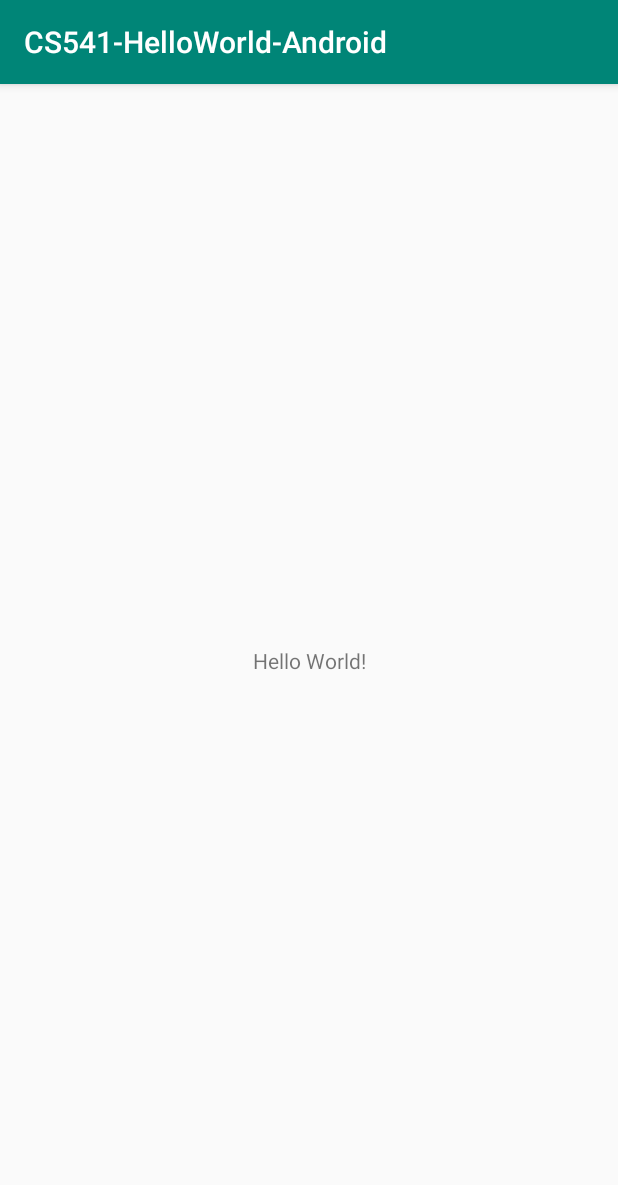
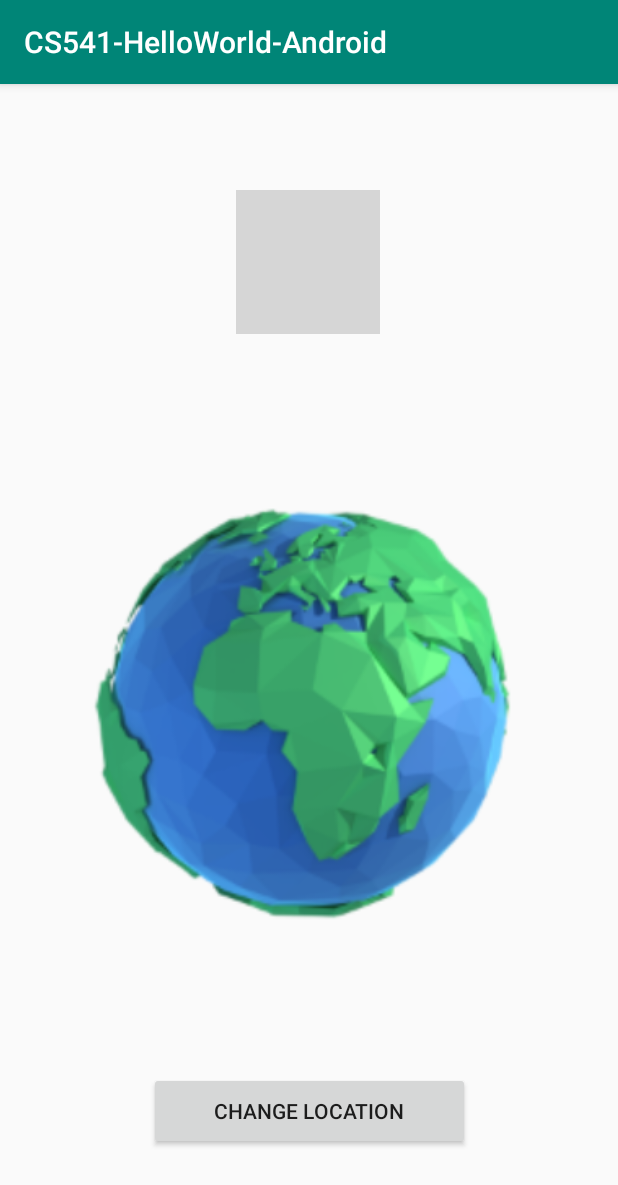
Before and after one commit to lalitmanwani/CS541HelloWorldAndroid, an Android app: the screen it shows after launch (MainActivity), on a phone screen of 412 x 824 dp. Shown: the top 1185 px of the screen. Run offline under Robolectric (Android 15) with nearby library versions, the phone set to English and light mode, and no system bars; grey boxes are pictures that could not be loaded.

Commit message:
Update 1.1 Change the Layout. Added  a New World image. Added a button for functionality.

```diff
--- a/app/src/main/java/com/example/cs541_helloworld_android/MainActivity.java
+++ b/app/src/main/java/com/example/cs541_helloworld_android/MainActivity.java
@@ -2,12 +2,60 @@ package com.example.cs541_helloworld_android;
 
 import android.support.v7.app.AppCompatActivity;
 import android.os.Bundle;
+import android.view.View;
+import android.widget.Button;
+import android.widget.ImageView;
+
+import java.util.Random;
 
 public class MainActivity extends AppCompatActivity {
+
+    private static ImageView nameimg;
+
+    String[] namepics = {"english","hindi"};
 
     @Override
     protected void onCreate(Bundle savedInstanceState) {
         super.onCreate(savedInstanceState);
         setContentView(R.layout.activity_main);
+        Button changebutton = (Button) findViewById(R.id.button2);
+        changebutton.setOnClickListener(new View.OnClickListener() {
+            public void onClick(View v) {
+                changeimg();
+            }
+        });
+
     }
+
+
+    Random x = new Random();
+
+
+
+
+
+    public void changeimg()
+    {
+
+        int n = x.nextInt(2);
+        nameimg = (ImageView) findViewById(R.id.image);
+
+        int id = getResources().getIdentifier("com.example.cs541_helloworld_android:drawable/" + namepics[n], null, null);
+
+
+        nameimg.setImageResource(id);
+
+
+        System.out.println((n));
+
+
+
+    }
+
+
+
+
+
+
+
 }
--- a/app/src/main/res/layout/activity_main.xml
+++ b/app/src/main/res/layout/activity_main.xml
@@ -6,13 +6,44 @@
     android:layout_height="match_parent"
     tools:context=".MainActivity">
 
-    <TextView
+    <ImageView
+        android:id="@+id/imageView"
+        android:layout_width="326dp"
+        android:layout_height="363dp"
+        android:contentDescription="@string/world_image"
+        app:layout_constraintBottom_toBottomOf="parent"
+        app:layout_constraintEnd_toEndOf="parent"
+        app:layout_constraintHorizontal_bias="0.494"
+        app:layout_constraintStart_toStartOf="parent"
+        app:layout_constraintTop_toTopOf="parent"
+        app:layout_constraintVertical_bias="0.586"
+        app:srcCompat="@drawable/world_image" />
+
+    <ImageView
+        android:id="@+id/imageView2"
         android:layout_width="wrap_content"
         android:layout_height="wrap_content"
-        android:text="Hello World!"
+        android:layout_marginTop="8dp"
+        android:layout_marginBottom="8dp"
+        app:layout_constraintBottom_toTopOf="@+id/imageView"
+        app:layout_constraintEnd_toEndOf="parent"
+        app:layout_constraintHorizontal_bias="0.497"
+        app:layout_constraintStart_toStartOf="parent"
+        app:layout_constraintTop_toTopOf="parent"
+        app:srcCompat="@drawable/english"
+        android:contentDescription="@string/nameimage" />
+
+    <Button
+        android:id="@+id/button2"
+        android:layout_width="214dp"
+        android:layout_height="52dp"
+        android:layout_marginTop="8dp"
+        android:layout_marginBottom="8dp"
+        android:onClick="buttonOnclick"
+        android:text="@string/change_location"
         app:layout_constraintBottom_toBottomOf="parent"
-        app:layout_constraintLeft_toLeftOf="parent"
-        app:layout_constraintRight_toRightOf="parent"
-        app:layout_constraintTop_toTopOf="parent" />
+        app:layout_constraintEnd_toEndOf="parent"
+        app:layout_constraintStart_toStartOf="parent"
+        app:layout_constraintTop_toBottomOf="@+id/imageView" />
 
 </android.support.constraint.ConstraintLayout>
--- a/app/src/main/res/values/strings.xml
+++ b/app/src/main/res/values/strings.xml
@@ -1,3 +1,6 @@
 <resources>
     <string name="app_name">CS541-HelloWorld-Android</string>
+    <string name="world_image">world_image</string>
+    <string name="nameimage">nameimage</string>
+    <string name="change_location">Change Location</string>
 </resources>
```
Also changed, not shown: app/src/main/res/drawable/world_image.png (added).
